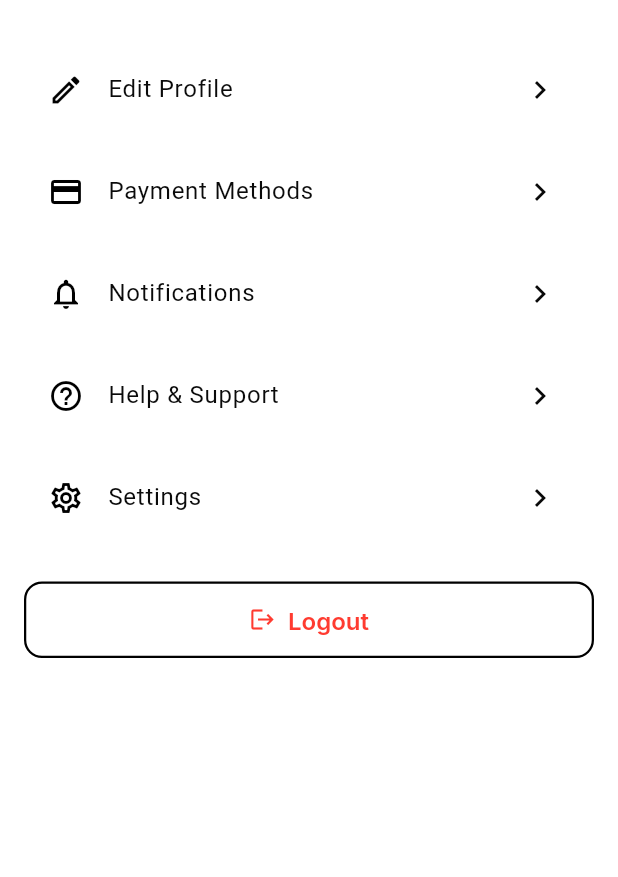
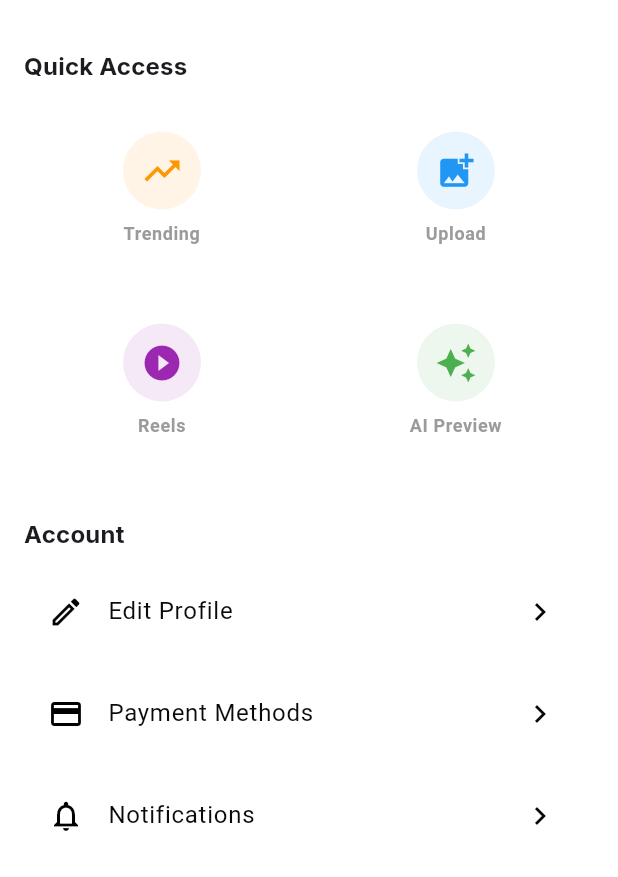
Before and after one commit to qunexadmin/Zelus, a Flutter app: the ProfileTab screen opened directly, on a phone screen of 412 x 824 dp, the part 359-1236 px from its top. Run offline on Flutter 3.47's test engine with Material 3 defaults, Android fonts, the light colour scheme and no system bars; our stand-ins replace cached_network_image, dio, flutter_riverpod, freezed_annotation, go_router, google_fonts and 5 more; accounts and stored records are empty; generated files the repository leaves out were written again; network calls fail.

Commit message:
Add trending screen and quick access section to profile tab; update home screen with new tabs for explore and collections

```diff
--- a/mobile/lib/core/router/app_router.dart
+++ b/mobile/lib/core/router/app_router.dart
@@ -14,6 +14,7 @@ import '../../features/explore/presentation/screens/explore_screen.dart';
 import '../../features/pros/presentation/screens/pro_profile_screen.dart';
 import '../../features/upload/presentation/screens/upload_screen.dart';
 import '../../features/collections/presentation/screens/collections_screen.dart';
+import '../../features/trending/presentation/screens/trending_screen.dart';
 
 final appRouterProvider = Provider<GoRouter>((ref) {
   return GoRouter(
@@ -94,6 +95,11 @@ final appRouterProvider = Provider<GoRouter>((ref) {
         name: 'collections',
         builder: (context, state) => const CollectionsScreen(),
       ),
+      GoRoute(
+        path: '/trending',
+        name: 'trending',
+        builder: (context, state) => const TrendingScreen(),
+      ),
     ],
   );
 });
--- a/mobile/lib/features/home/presentation/widgets/profile_tab.dart
+++ b/mobile/lib/features/home/presentation/widgets/profile_tab.dart
@@ -47,6 +47,73 @@ class ProfileTab extends ConsumerWidget {
           ),
 
           const SizedBox(height: 32),
+
+          // NEW: Quick Access Section
+          Text(
+            'Quick Access',
+            style: Theme.of(context).textTheme.titleMedium?.copyWith(
+              fontWeight: FontWeight.bold,
+            ),
+          ),
+          const SizedBox(height: 12),
+
+          Row(
+            children: [
+              Expanded(
+                child: _buildQuickAccessCard(
+                  context,
+                  'Trending',
+                  Icons.trending_up,
+                  Colors.orange,
+                  () => context.push('/trending'),
+                ),
+              ),
+              const SizedBox(width: 12),
+              Expanded(
+                child: _buildQuickAccessCard(
+                  context,
+                  'Upload',
+                  Icons.add_photo_alternate,
+                  Colors.blue,
+                  () => context.push('/upload'),
+                ),
+              ),
+            ],
+          ),
+          const SizedBox(height: 12),
+          Row(
+            children: [
+              Expanded(
+                child: _buildQuickAccessCard(
+                  context,
+                  'Reels',
+                  Icons.play_circle_filled,
+                  Colors.purple,
+                  () => context.push('/reels'),
+                ),
+              ),
+              const SizedBox(width: 12),
+              Expanded(
+                child: _buildQuickAccessCard(
+                  context,
+                  'AI Preview',
+                  Icons.auto_awesome,
+                  Colors.green,
+                  () => context.push('/ai-preview'),
+                ),
+              ),
+            ],
+          ),
+
+          const SizedBox(height: 32),
+
+          Text(
+            'Account',
+            style: Theme.of(context).textTheme.titleMedium?.copyWith(
+              fontWeight: FontWeight.bold,
+            ),
+          ),
+          const SizedBox(height: 12),
 
           // Menu items
           _buildMenuItem(
@@ -126,4 +193,42 @@ class ProfileTab extends ConsumerWidget {
       ),
     );
   }
+
+  Widget _buildQuickAccessCard(
+    BuildContext context,
+    String title,
+    IconData icon,
+    Color color,
+    VoidCallback onTap,
+  ) {
+    return Card(
+      child: InkWell(
+        onTap: onTap,
+        borderRadius: BorderRadius.circular(12),
+        child: Padding(
+          padding: const EdgeInsets.all(16),
+          child: Column(
+            children: [
+              Container(
+                padding: const EdgeInsets.all(12),
+                decoration: BoxDecoration(
+                  color: color.withOpacity(0.1),
+                  shape: BoxShape.circle,
+                ),
+                child: Icon(icon, color: color, size: 28),
+              ),
+              const SizedBox(height: 8),
+              Text(
+                title,
+                style: Theme.of(context).textTheme.bodySmall?.copyWith(
+                      fontWeight: FontWeight.w600,
+                    ),
+                textAlign: TextAlign.center,
+              ),
+            ],
+          ),
+        ),
+      ),
+    );
+  }
 }
```
Also changed, not shown: mobile/lib/core/widgets/salon_card.dart (added, +234 -0 lines), mobile/lib/features/home/presentation/screens/home_screen.dart (+26 -3 lines), mobile/lib/features/trending/presentation/screens/trending_screen.dart (added, +236 -0 lines), 1 other file.
